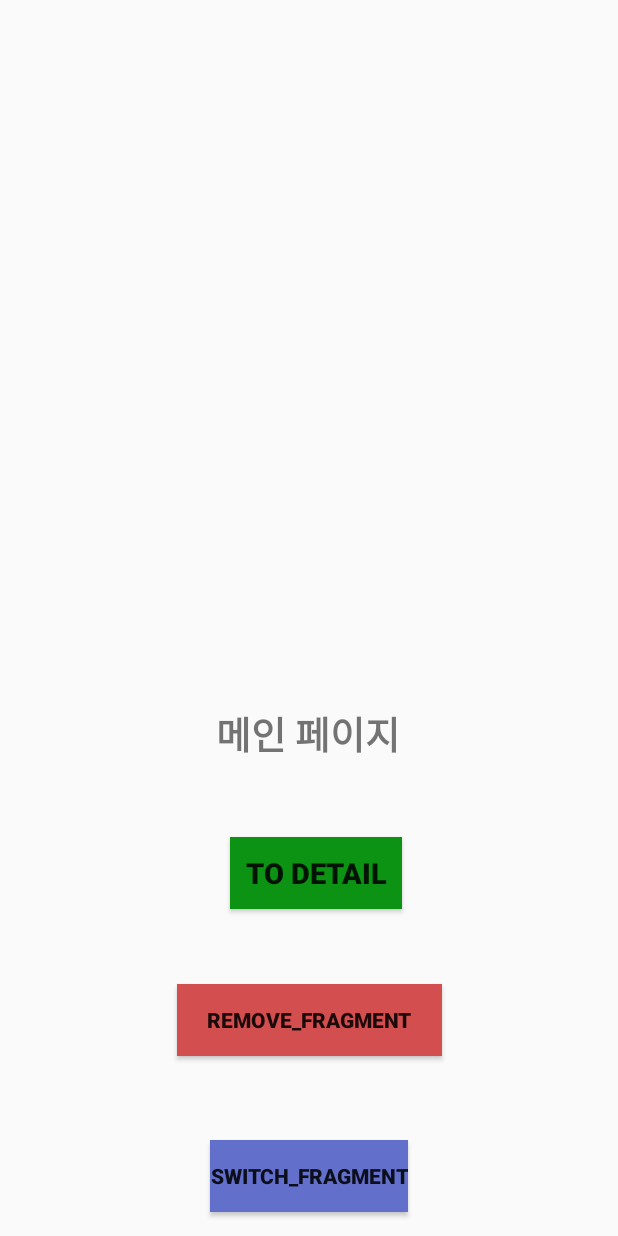
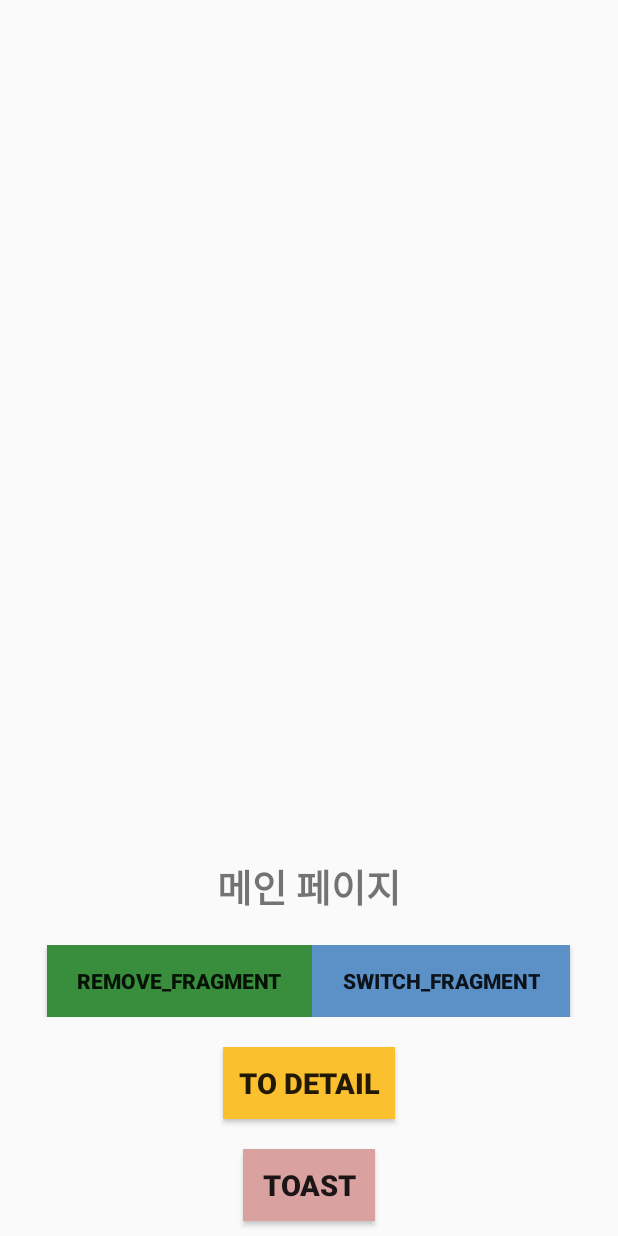
Before and after one commit to sooj36/lifecycle_Log, an Android app: the layout activity_main.xml on its own in the app's theme, with its tools: preview values and no code run, on a phone screen of 412 x 824 dp. Run offline under Robolectric (Android 15) with nearby library versions, the phone set to English and light mode, and no system bars.

Commit message:
toast 확장함수 구현 (최종본)

```diff
--- a/app/src/main/java/com/example/lifecycle/Context.kt
+++ b/app/src/main/java/com/example/lifecycle/Context.kt
@@ -1,7 +1,10 @@
 package com.example.lifecycle
 
 import android.content.Context
+import android.util.Log
 import android.widget.Toast
 
-fun Context.showToast(message : String, time : Int) =
+fun Context.showToast(message : String, time : Int) {
     Toast.makeText(this, message, Toast.LENGTH_SHORT).show()
+    Log.d("sooj", "토스트 띄우기")
+}
--- a/app/src/main/java/com/example/lifecycle/MainActivity.kt
+++ b/app/src/main/java/com/example/lifecycle/MainActivity.kt
@@ -5,6 +5,7 @@ import androidx.appcompat.app.AppCompatActivity
 import android.os.Bundle
 import android.util.Log
 import android.widget.Button
+import android.widget.Toast
 import com.example.lifecycle.databinding.ActivityMainBinding
 import com.example.lifecycle.fragment.AFragment
 import com.example.lifecycle.fragment.BFragment
@@ -24,6 +25,11 @@ class MainActivity : AppCompatActivity() {
         binding = ActivityMainBinding.inflate(layoutInflater)
         val view = binding.root
         setContentView(view)
+
+        binding.toast.setOnClickListener {
+                showToast("토스트 짠", Toast.LENGTH_SHORT)
+        }
+
 
         binding.switchFragment.setOnClickListener {
             switchFragment()
@@ -71,6 +77,8 @@ class MainActivity : AppCompatActivity() {
     }
 
 
+
+
     override fun onStart() {
         Log.d("sooj", "onStart()_In_main")
         super.onStart()
--- a/app/src/main/res/layout/activity_main.xml
+++ b/app/src/main/res/layout/activity_main.xml
@@ -9,7 +9,7 @@
     <FrameLayout
         android:id="@+id/frameLayout"
         android:layout_width="match_parent"
-        android:layout_height="match_parent"
+        android:layout_height="0dp"
         app:layout_constraintStart_toStartOf="parent"
         app:layout_constraintBottom_toTopOf="@id/tx_main">
 
@@ -18,13 +18,14 @@
 
     <TextView
         android:id="@+id/tx_main"
-        android:layout_width="wrap_content"
+        android:layout_width="match_parent"
         android:layout_height="wrap_content"
         android:layout_marginBottom="50dp"
+        android:gravity="center"
         android:text="메인 페이지"
         android:textSize="25sp"
         android:textStyle="bold"
-        app:layout_constraintBottom_toTopOf="@id/to_detail"
+        app:layout_constraintBottom_toTopOf="@id/linearLayout"
         app:layout_constraintEnd_toEndOf="parent"
         app:layout_constraintHorizontal_bias="0.498"
         app:layout_constraintStart_toStartOf="parent" />
@@ -34,23 +35,32 @@
         android:layout_width="wrap_content"
         android:layout_height="wrap_content"
         android:layout_marginBottom="50dp"
-        android:background="#0D9313"
+        android:background="#FBC02D"
         android:paddingStart="10dp"
         android:paddingEnd="10dp"
+        android:layout_marginTop="20dp"
         android:text="TO DETAIL"
         android:textSize="19sp"
         android:textStyle="bold"
-        app:layout_constraintBottom_toTopOf="@id/remove_fragment"
         app:layout_constraintEnd_toEndOf="parent"
-        app:layout_constraintHorizontal_bias="0.515"
-        app:layout_constraintStart_toStartOf="parent" />
+        app:layout_constraintStart_toStartOf="parent"
+        app:layout_constraintTop_toBottomOf="@id/linearLayout"/>
+
+    <LinearLayout
+        android:id="@+id/linearLayout"
+        android:layout_width="match_parent"
+        android:layout_height="wrap_content"
+        android:orientation="horizontal"
+        app:layout_constraintTop_toBottomOf="@id/tx_main"
+        android:gravity="center_horizontal"
+        android:layout_marginTop="20dp"
+        >
 
         <Button
             android:id="@+id/remove_fragment"
             android:layout_width="wrap_content"
             android:layout_height="wrap_content"
-        android:layout_marginBottom="120dp"
-        android:background="#D34F4F"
+            android:background="#388E3C"
             android:paddingStart="20dp"
             android:paddingEnd="20dp"
             android:text="remove_fragment"
@@ -63,13 +73,30 @@
             android:id="@+id/switch_fragment"
             android:layout_width="wrap_content"
             android:layout_height="wrap_content"
-        android:layout_marginBottom="16dp"
             android:text="SWITCH_FRAGMENT"
-        android:background="#6270CC"
+            android:background="#5B91C6"
+            android:textStyle="bold"
+            android:paddingStart="20dp"
+            android:paddingEnd="20dp"
+            app:layout_constraintBottom_toBottomOf="parent"
+            app:layout_constraintEnd_toEndOf="parent"
+            app:layout_constraintStart_toStartOf="parent" />
+    </LinearLayout>
+
+    <Button
+        android:id="@+id/toast"
+        android:layout_width="wrap_content"
+        android:layout_height="wrap_content"
+        android:layout_marginTop="20dp"
+        android:background="#DAA1A1"
+        android:layout_marginBottom="10dp"
+        android:text="Toast"
+        android:textSize="19sp"
         android:textStyle="bold"
         app:layout_constraintBottom_toBottomOf="parent"
         app:layout_constraintEnd_toEndOf="parent"
-        app:layout_constraintStart_toStartOf="parent" />
+        app:layout_constraintStart_toStartOf="parent"
+        app:layout_constraintTop_toBottomOf="@id/to_detail" />
 
 
 </androidx.constraintlayout.widget.ConstraintLayout>
```
Lines whose indentation alone changed are shown as unchanged.
